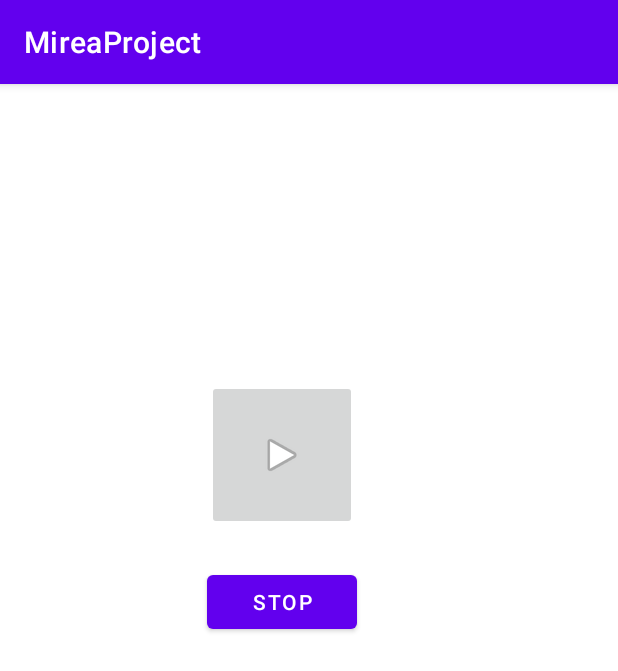
After one commit to TheReshkin/MireaProject, an Android app: the fragment MusicFragment shown on its own in the app's theme, on a phone screen of 412 x 824 dp. The commit adds this screen. Shown: the top 671 px of the screen. Run offline under Robolectric (Android 15) with nearby library versions, the phone set to English and light mode, and no system bars.

Commit message:
music fragment

```diff
--- a/app/src/main/java/ru/mirea/tereshkin/mireaproject/MainActivity.java
+++ b/app/src/main/java/ru/mirea/tereshkin/mireaproject/MainActivity.java
@@ -41,7 +41,10 @@
         // Passing each menu ID as a set of Ids because each
         // menu should be considered as top level destinations.
         mAppBarConfiguration = new AppBarConfiguration.Builder(
-                R.id.nav_home, R.id.nav_calculator, R.id.nav_search)
+                R.id.nav_home,
+                R.id.nav_calculator,
+                R.id.nav_search,
+                R.id.nav_music)
                 .setOpenableLayout(drawer)
                 .build();
         NavController navController = Navigation.findNavController(this, R.id.nav_host_fragment_content_main);
--- /dev/null
+++ b/app/src/main/java/ru/mirea/tereshkin/mireaproject/MusicFragment.java
@@ -0,0 +1,75 @@
+package ru.mirea.tereshkin.mireaproject;
+
+import android.content.Intent;
+import android.os.Bundle;
+import android.view.LayoutInflater;
+import android.view.View;
+import android.view.ViewGroup;
+import android.widget.Button;
+import android.widget.ImageButton;
+
+import androidx.fragment.app.Fragment;
+
+public class MusicFragment extends Fragment {
+    ImageButton btnStart;
+    Button btnPause;
+    // TODO: Rename parameter arguments, choose names that match
+    // the fragment initialization parameters, e.g. ARG_ITEM_NUMBER
+    private static final String ARG_PARAM1 = "param1";
+    private static final String ARG_PARAM2 = "param2";
+
+    // TODO: Rename and change types of parameters
+    private String mParam1;
+    private String mParam2;
+
+    public MusicFragment() {
+        // Required empty public constructor
+    }
+
+    /**
+     * Use this factory method to create a new instance of
+     * this fragment using the provided parameters.
+     *
+     * @param param1 Parameter 1.
+     * @param param2 Parameter 2.
+     * @return A new instance of fragment MusicFragment.
+     */
+    // TODO: Rename and change types and number of parameters
+    public static MusicFragment newInstance(String param1, String param2) {
+        MusicFragment fragment = new MusicFragment();
+        Bundle args = new Bundle();
+        args.putString(ARG_PARAM1, param1);
+        args.putString(ARG_PARAM2, param2);
+        fragment.setArguments(args);
+        return fragment;
+    }
+
+    @Override
+    public void onCreate(Bundle savedInstanceState) {
+        super.onCreate(savedInstanceState);
+        if (getArguments() != null) {
+            mParam1 = getArguments().getString(ARG_PARAM1);
+            mParam2 = getArguments().getString(ARG_PARAM2);
+        }
+    }
+
+    @Override
+    public View onCreateView(LayoutInflater inflater, ViewGroup container,
+                             Bundle savedInstanceState) {
+        // Inflate the layout for this fragment
+        View v = inflater.inflate(R.layout.l_music_fragment, container, false);
+        btnStart = (ImageButton) v.findViewById(R.id.imageButton);
+        btnPause = (Button) v.findViewById(R.id.button20);
+        btnStart.setOnClickListener(this::onClickPlayMusic);
+        btnPause.setOnClickListener(this::onClickStopMusic);
+        return v;
+    }
+    public void onClickPlayMusic(View view) {
+        getActivity().startService(
+                new Intent(getActivity(), MusicPlayer.class));
+    }
+    public void onClickStopMusic(View view) {
+        getActivity().stopService(
+                new Intent(getActivity(), MusicPlayer.class));
+    }
+}
--- /dev/null
+++ b/app/src/main/res/layout/l_music_fragment.xml
@@ -0,0 +1,37 @@
+<?xml version="1.0" encoding="utf-8"?>
+<androidx.constraintlayout.widget.ConstraintLayout xmlns:android="http://schemas.android.com/apk/res/android"
+    xmlns:app="http://schemas.android.com/apk/res-auto"
+    xmlns:tools="http://schemas.android.com/tools"
+    android:layout_width="match_parent"
+    android:layout_height="match_parent">
+
+
+
+
+
+        <ImageButton
+            android:id="@+id/imageButton"
+            android:layout_width="100dp"
+            android:layout_height="100dp"
+            app:layout_constraintBottom_toBottomOf="parent"
+            app:layout_constraintEnd_toEndOf="parent"
+            app:layout_constraintHorizontal_bias="0.443"
+            app:layout_constraintStart_toStartOf="parent"
+            app:layout_constraintTop_toTopOf="parent"
+            app:layout_constraintVertical_bias="0.295"
+            app:srcCompat="@android:drawable/ic_media_play" />
+
+        <Button
+            android:id="@+id/button20"
+            android:layout_width="100dp"
+            android:layout_height="wrap_content"
+            android:layout_marginTop="24dp"
+            android:text="Stop"
+            app:layout_constraintBottom_toBottomOf="parent"
+            app:layout_constraintEnd_toEndOf="parent"
+            app:layout_constraintHorizontal_bias="0.443"
+            app:layout_constraintStart_toStartOf="parent"
+            app:layout_constraintTop_toBottomOf="@+id/imageButton"
+            app:layout_constraintVertical_bias="0.0" />
+
+</androidx.constraintlayout.widget.ConstraintLayout>
--- a/app/src/main/res/menu/activity_main_drawer.xml
+++ b/app/src/main/res/menu/activity_main_drawer.xml
@@ -12,9 +12,10 @@
             android:id="@+id/nav_calculator"
             android:icon="@drawable/ic_menu_gallery"
             android:title="Calculator" />
+
         <item
-            android:id="@+id/nav_slideshow"
+            android:id="@+id/nav_music"
             android:icon="@drawable/ic_menu_slideshow"
-            android:title="@string/menu_slideshow" />
+            android:title="Music" />
     </group>
 </menu>
--- a/app/src/main/res/navigation/mobile_navigation.xml
+++ b/app/src/main/res/navigation/mobile_navigation.xml
@@ -22,4 +22,10 @@
         android:name="ru.mirea.tereshkin.mireaproject.WebViewFragment"
         android:label="Search"
         tools:layout="@layout/l_web_fragment" />
+
+    <fragment
+        android:id="@+id/nav_music"
+        android:name="ru.mirea.tereshkin.mireaproject.MusicFragment"
+        android:label="Music"
+        tools:layout="@layout/l_music_fragment" />
 </navigation>
```
Also changed, not shown: app/src/main/AndroidManifest.xml (+9 -2 lines), app/src/main/java/ru/mirea/tereshkin/mireaproject/MusicPlayer.java (added, +31 -0 lines), 2 other files.
